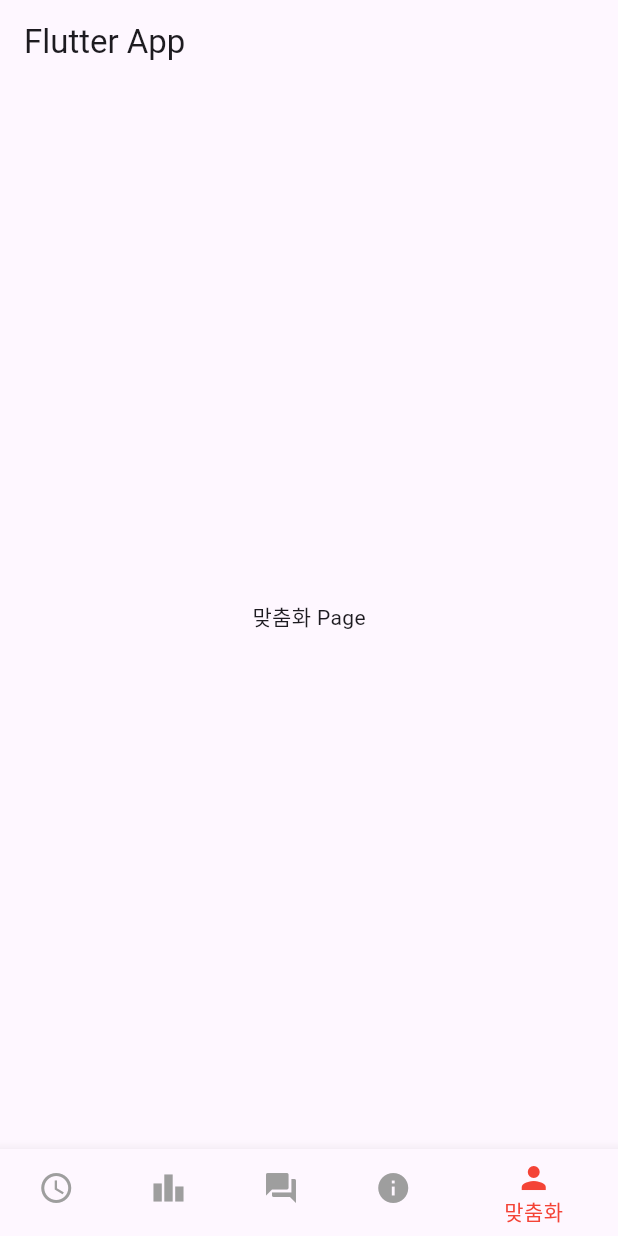
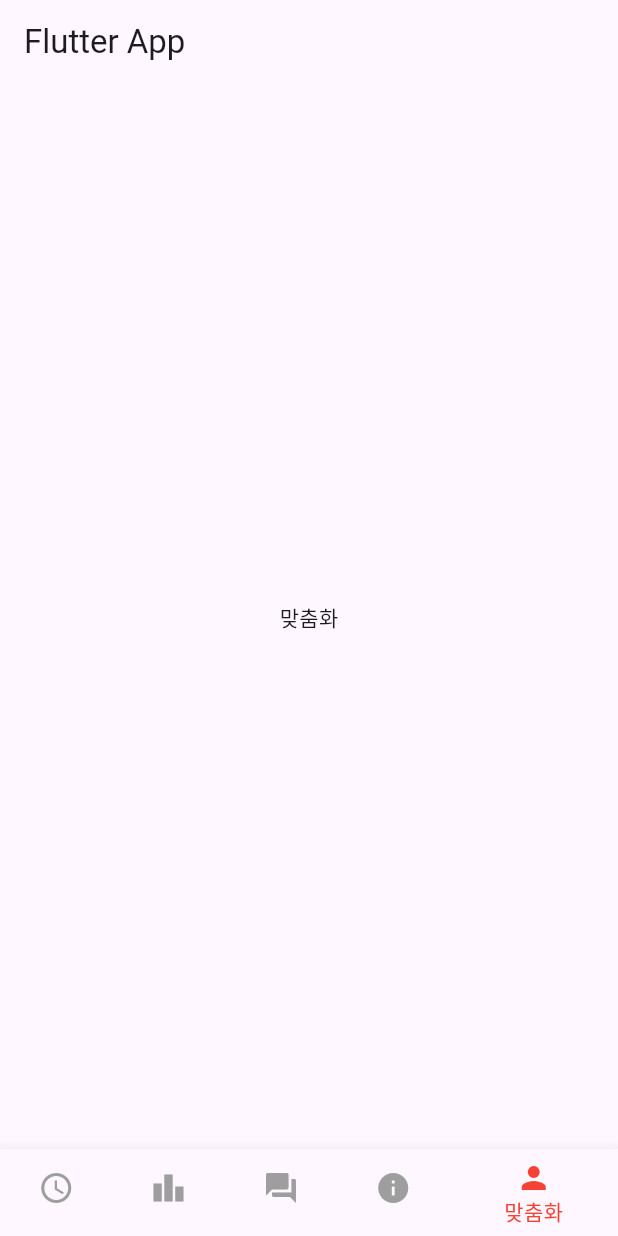
Before and after one commit to otaeyean/SoccerApp, a Flutter app: the screen it shows after launch, item 5 of the bottom bar chosen, on a phone screen of 412 x 824 dp. Run offline on Flutter 3.47's test engine with Material 3 defaults, Android fonts, the light colour scheme and no system bars.

Commit message:
테스트

```diff
--- a/lib/customization.dart
+++ b/lib/customization.dart
@@ -4,7 +4,7 @@ class CustomizationPage extends StatelessWidget {
   @override
   Widget build(BuildContext context) {
     return Center(
-      child: Text('맞춤화 Page'),
+      child: Text('맞춤화'),
     );
   }
 }
```
